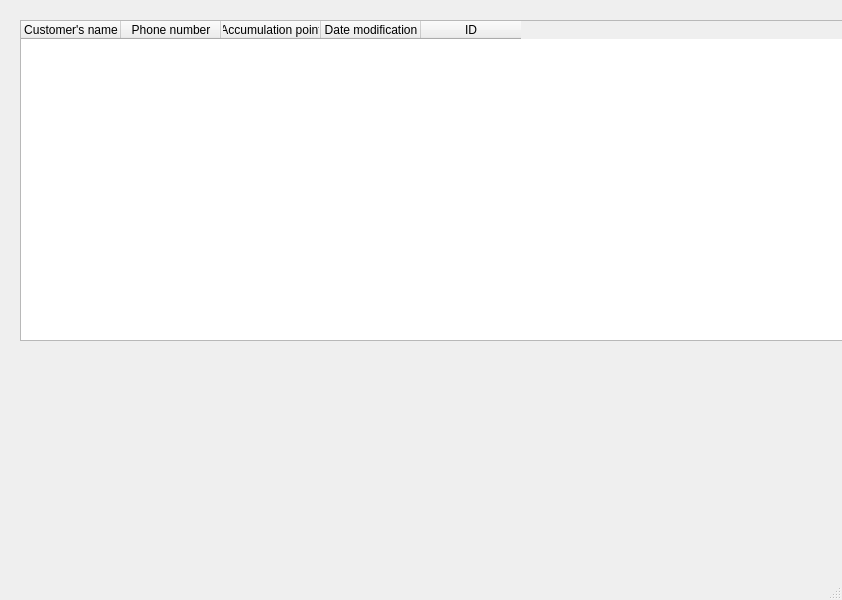
Before: the Qt Designer form my_customer.ui in ngxx-fus/minisupermarket_management_proj, drawn with Qt 5.
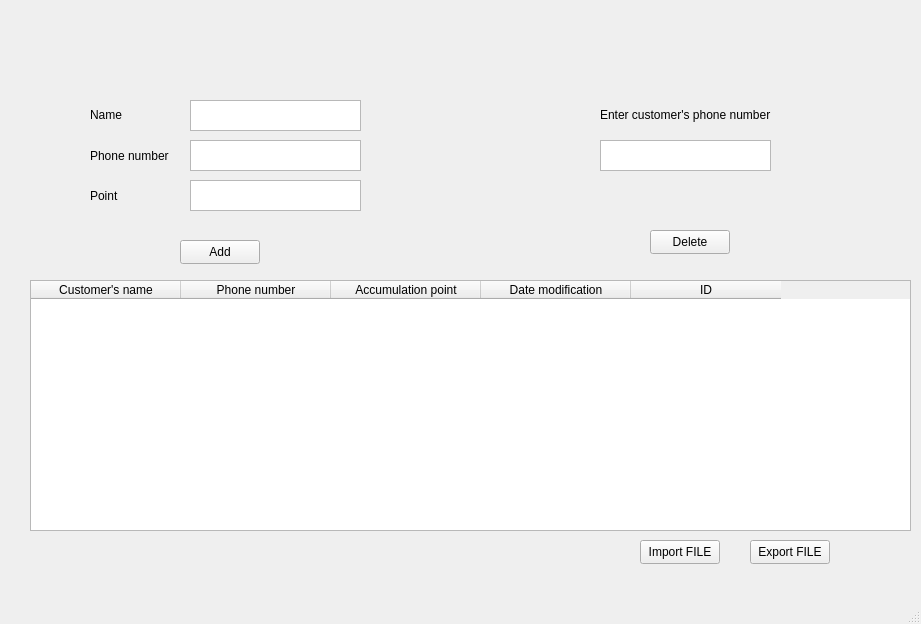
After: the same form once the commit is applied.

Commit message: 28/10/23 - Add delete_customer + add_customer + export_file

```diff
--- a/my_customer.ui
+++ b/my_customer.ui
@@ -6,8 +6,8 @@
    <rect>
     <x>0</x>
     <y>0</y>
-    <width>842</width>
-    <height>600</height>
+    <width>921</width>
+    <height>624</height>
    </rect>
   </property>
   <property name="windowTitle">
@@ -17,12 +17,15 @@
    <widget class="QTableWidget" name="tableWidget">
     <property name="geometry">
      <rect>
-      <x>20</x>
-      <y>20</y>
-      <width>900</width>
-      <height>321</height>
+      <x>30</x>
+      <y>280</y>
+      <width>881</width>
+      <height>251</height>
      </rect>
     </property>
+    <attribute name="horizontalHeaderDefaultSectionSize">
+     <number>150</number>
+    </attribute>
     <column>
      <property name="text">
       <string>Customer's name</string>
@@ -49,6 +52,147 @@
      </property>
     </column>
    </widget>
+   <widget class="QPushButton" name="pushButtonADD">
+    <property name="geometry">
+     <rect>
+      <x>180</x>
+      <y>240</y>
+      <width>80</width>
+      <height>24</height>
+     </rect>
+    </property>
+    <property name="text">
+     <string>Add</string>
+    </property>
+   </widget>
+   <widget class="QTextEdit" name="textEditName">
+    <property name="geometry">
+     <rect>
+      <x>190</x>
+      <y>100</y>
+      <width>171</width>
+      <height>31</height>
+     </rect>
+    </property>
+   </widget>
+   <widget class="QTextEdit" name="textEditPhoneNumber">
+    <property name="geometry">
+     <rect>
+      <x>190</x>
+      <y>140</y>
+      <width>171</width>
+      <height>31</height>
+     </rect>
+    </property>
+   </widget>
+   <widget class="QTextEdit" name="textEditPoint">
+    <property name="geometry">
+     <rect>
+      <x>190</x>
+      <y>180</y>
+      <width>171</width>
+      <height>31</height>
+     </rect>
+    </property>
+   </widget>
+   <widget class="QPushButton" name="pushButtonExportFile">
+    <property name="geometry">
+     <rect>
+      <x>750</x>
+      <y>540</y>
+      <width>80</width>
+      <height>24</height>
+     </rect>
+    </property>
+    <property name="text">
+     <string>Export FILE</string>
+    </property>
+   </widget>
+   <widget class="QPushButton" name="pushButtonImportFile">
+    <property name="geometry">
+     <rect>
+      <x>640</x>
+      <y>540</y>
+      <width>80</width>
+      <height>24</height>
+     </rect>
+    </property>
+    <property name="text">
+     <string>Import FILE</string>
+    </property>
+   </widget>
+   <widget class="QWidget" name="">
+    <property name="geometry">
+     <rect>
+      <x>90</x>
+      <y>100</y>
+      <width>101</width>
+      <height>111</height>
+     </rect>
+    </property>
+    <layout class="QVBoxLayout" name="verticalLayout">
+     <property name="spacing">
+      <number>10</number>
+     </property>
+     <item>
+      <widget class="QLabel" name="label">
+       <property name="text">
+        <string>Name</string>
+       </property>
+      </widget>
+     </item>
+     <item>
+      <widget class="QLabel" name="label_2">
+       <property name="text">
+        <string>Phone number</string>
+       </property>
+      </widget>
+     </item>
+     <item>
+      <widget class="QLabel" name="label_3">
+       <property name="text">
+        <string>Point</string>
+       </property>
+      </widget>
+     </item>
+    </layout>
+   </widget>
+   <widget class="QTextEdit" name="textEditPhoneNumberDelete">
+    <property name="geometry">
+     <rect>
+      <x>600</x>
+      <y>140</y>
+      <width>171</width>
+      <height>31</height>
+     </rect>
+    </property>
+   </widget>
+   <widget class="QPushButton" name="pushButtonDelete">
+    <property name="geometry">
+     <rect>
+      <x>650</x>
+      <y>230</y>
+      <width>80</width>
+      <height>24</height>
+     </rect>
+    </property>
+    <property name="text">
+     <string>Delete</string>
+    </property>
+   </widget>
+   <widget class="QLabel" name="label_4">
+    <property name="geometry">
+     <rect>
+      <x>600</x>
+      <y>100</y>
+      <width>201</width>
+      <height>30</height>
+     </rect>
+    </property>
+    <property name="text">
+     <string>Enter customer's phone number</string>
+    </property>
+   </widget>
   </widget>
   <widget class="QMenuBar" name="menubar">
    <property name="geometry">
```
Left out of the diff: 2 changed lines with no effect on the pictures. The commit also changes 3 other files.
